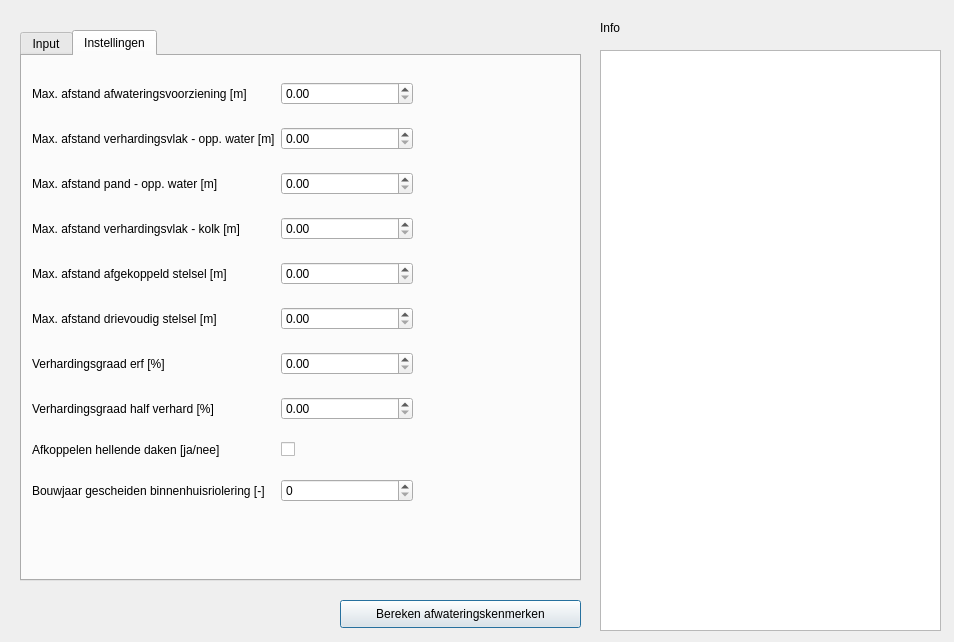
This is QGIS_plugin/bgtinlooptool/BGTInloopTool_dialog_base.ui in nens/bgt-inlooptool as Qt 5 draws it before an edit. The edited form follows.
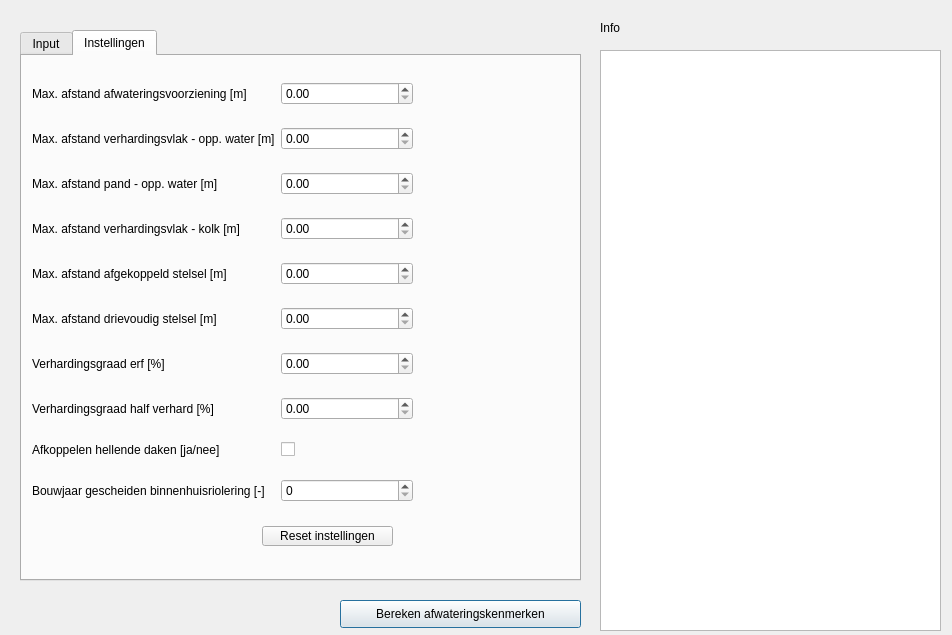
This is the edited form. The open tabs and pages were chosen to show the change. Custom widgets are drawn as their Qt base class.

Commit message:
Reset knop input parameters
QT designer gebruikt om de knop toe te voegen. Daarna in python class functie reset_parameters gemaakt om de functie van deze knop in te stellen.

Patch:
```diff
--- a/QGIS_plugin/bgtinlooptool/BGTInloopTool_dialog_base.ui
+++ b/QGIS_plugin/bgtinlooptool/BGTInloopTool_dialog_base.ui
@@ -6,8 +6,8 @@
    <rect>
     <x>0</x>
     <y>0</y>
-    <width>954</width>
-    <height>642</height>
+    <width>952</width>
+    <height>635</height>
    </rect>
   </property>
   <property name="windowTitle">
@@ -402,6 +402,19 @@
       </item>
      </layout>
     </widget>
+    <widget class="QPushButton" name="pushButtonReset">
+     <property name="geometry">
+      <rect>
+       <x>240</x>
+       <y>470</y>
+       <width>131</width>
+       <height>20</height>
+      </rect>
+     </property>
+     <property name="text">
+      <string>Reset instellingen</string>
+     </property>
+    </widget>
    </widget>
   </widget>
  </widget>
```
Left out of the diff: 25 changed lines with no effect on the pictures. The commit also changes 1 other file.
